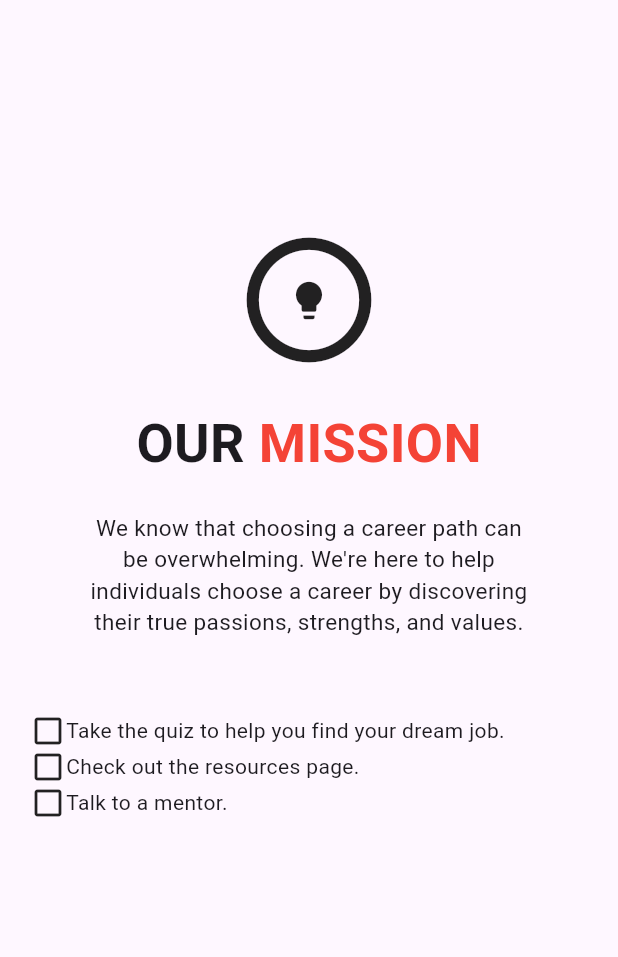
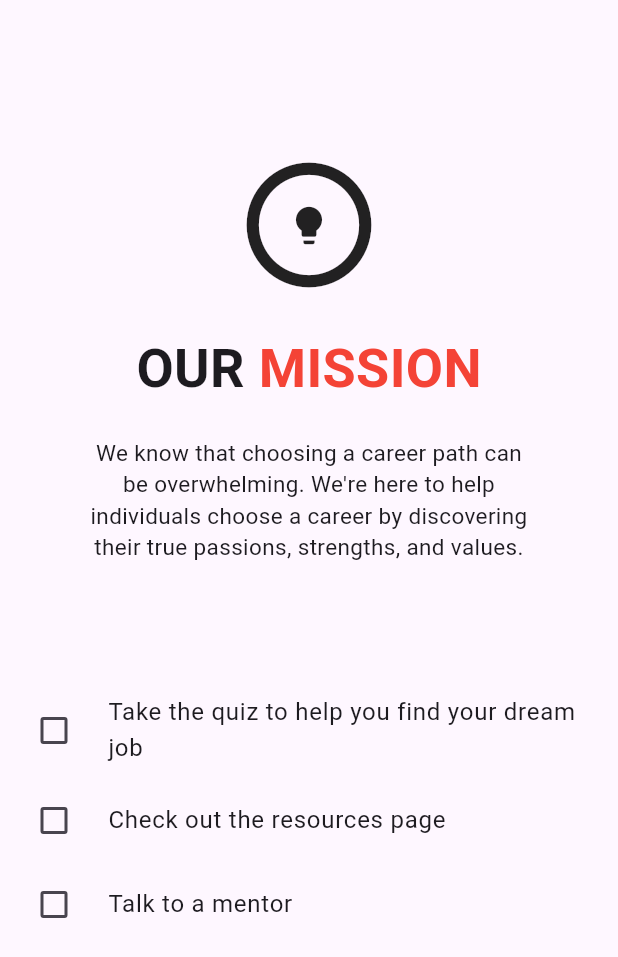
Before and after one commit to waffleprinter/BrebeufHX, a Flutter app: the MissionPage screen opened directly, on a phone screen of 412 x 824 dp. Shown: the top 957 px of the screen. Run offline on Flutter 3.47's test engine with Material 3 defaults, Android fonts, the phone set to English and light mode, and no system bars; our stand-ins replace google_nav_bar, shared_preferences; accounts and stored records are empty.

Commit message:
Added checklist to goals

```diff
--- a/lib/pages/mission_page.dart
+++ b/lib/pages/mission_page.dart
@@ -8,11 +8,15 @@ class MissionPage extends StatefulWidget {
 }
 
 class _MissionPageState extends State<MissionPage> {
+  bool _hasTakenQuiz = false;
+  bool _hasVisitedResourcePage = false;
+  bool _hasTalkedToMentor = false;
+
   @override
   Widget build(BuildContext context) {
     return Scaffold(
       body: Padding(
-        padding: EdgeInsets.only(top: 150),
+        padding: EdgeInsets.only(top: 100),
         child: Center(
           child: Column(
             children: [
@@ -62,36 +66,39 @@ class _MissionPageState extends State<MissionPage> {
                 ),
               ),
 
-              SizedBox(height: 30), // PADDING
+              SizedBox(height: 60), // PADDING
 
-              Padding(
-                padding: const EdgeInsets.symmetric(horizontal: 20),
-                child: Row(
-                  children: [
-                    Icon(Icons.check_box_outline_blank),
-                    Text("Take the quiz to help you find your dream job.")
-                  ],
-                ),
+              CheckboxListTile(
+                value: _hasTakenQuiz,
+                onChanged: (bool? value) {
+                  setState(() {
+                    _hasTakenQuiz = !_hasTakenQuiz;
+                  });
+                },
+                title: Text("Take the quiz to help you find your dream job"),
+                controlAffinity: ListTileControlAffinity.leading,
               ),
 
-              Padding(
-                padding: const EdgeInsets.symmetric(horizontal: 20),
-                child: Row(
-                  children: [
-                    Icon(Icons.check_box_outline_blank),
-                    Text("Check out the resources page.")
-                  ],
-                ),
+              CheckboxListTile(
+                value: _hasVisitedResourcePage,
+                onChanged: (bool? value) {
+                  setState(() {
+                    _hasVisitedResourcePage = !_hasVisitedResourcePage;
+                  });
+                },
+                title: Text("Check out the resources page"),
+                controlAffinity: ListTileControlAffinity.leading,
               ),
 
-              Padding(
-                padding: const EdgeInsets.symmetric(horizontal: 20),
-                child: Row(
-                  children: [
-                    Icon(Icons.check_box_outline_blank),
-                    Text("Talk to a mentor.")
-                  ],
-                ),
+              CheckboxListTile(
+                value: _hasTalkedToMentor,
+                onChanged: (bool? value) {
+                  setState(() {
+                    _hasTalkedToMentor = !_hasTalkedToMentor;
+                  });
+                },
+                title: Text("Talk to a mentor"),
+                controlAffinity: ListTileControlAffinity.leading,
               )
             ],
           ),
```
